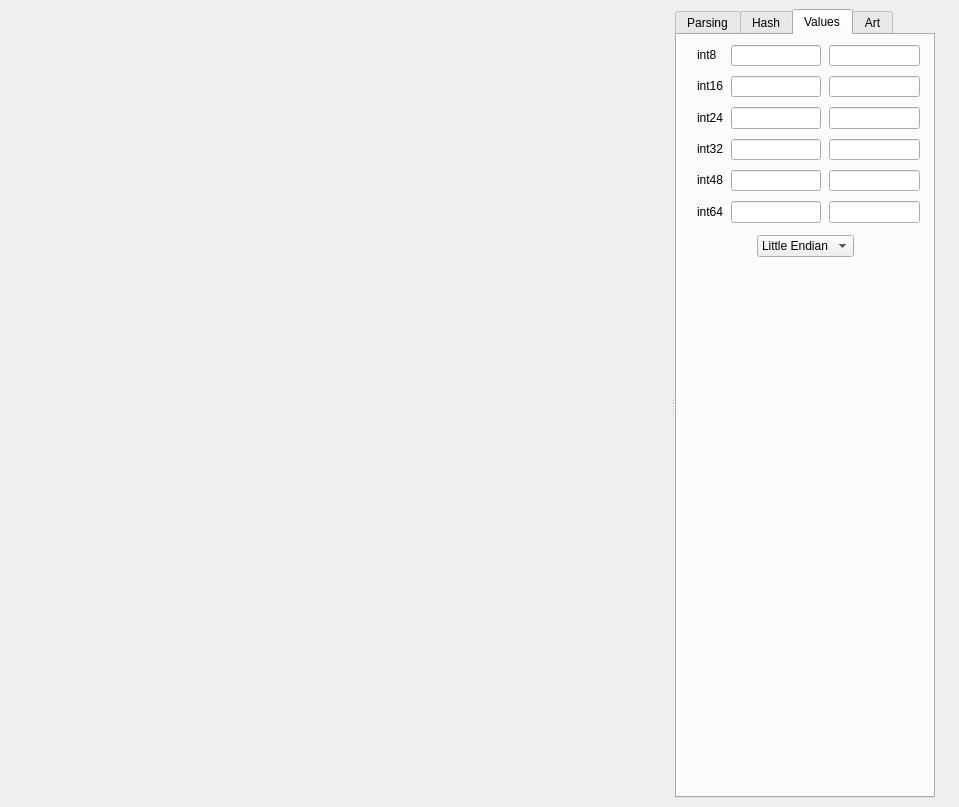
Above: src/widgets/HexdumpWidget.ui from radareorg/iaito before the change. Below: the same form after it.
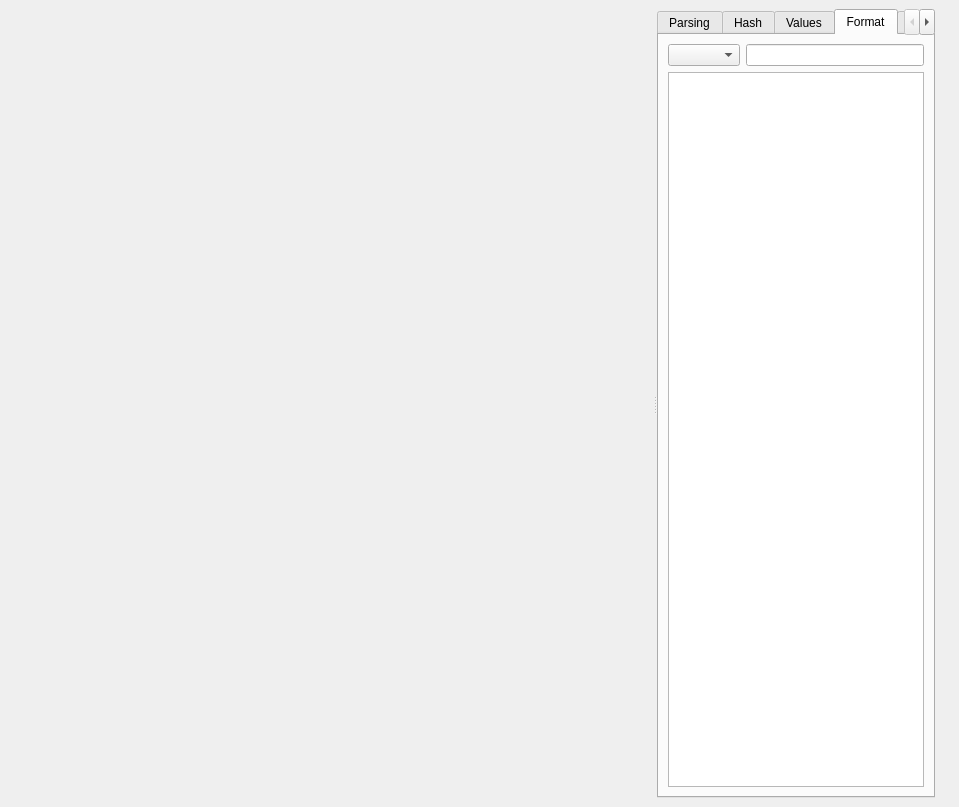
That is the form after the change. The open tabs and pages were chosen to show the change. Icons and pictures are not drawn. Custom widgets are drawn as their Qt base class.

Commit message: Add format tab in the hexdump sidepanel

What changed in the file:
```diff
--- a/src/widgets/HexdumpWidget.ui
+++ b/src/widgets/HexdumpWidget.ui
@@ -836,6 +836,34 @@
          </item>
         </widget>
        </widget>
+       <!-- Format tab: struct selector and print format -->
+       <widget class="QWidget" name="tabFormat">
+        <attribute name="title">
+         <string notr="true">Format</string>
+        </attribute>
+        <layout class="QVBoxLayout" name="verticalLayoutFormat">
+         <item>
+          <layout class="QHBoxLayout" name="horizontalLayoutFormat">
+           <item>
+            <widget class="QComboBox" name="formatStructComboBox"/>
+           </item>
+           <item>
+            <widget class="QLineEdit" name="formatInlineEdit"/>
+           </item>
+          </layout>
+         </item>
+         <item>
+          <widget class="QPlainTextEdit" name="formatOutput">
+           <property name="readOnly">
+            <bool>true</bool>
+           </property>
+           <property name="lineWrapMode">
+            <enum>QPlainTextEdit::LineWrapMode::NoWrap</enum>
+           </property>
+          </widget>
+         </item>
+        </layout>
+       </widget>
        <widget class="QWidget" name="tabHistogram">
         <attribute name="title">
          <string>Art</string>
```
The commit also changes 1 other file.
